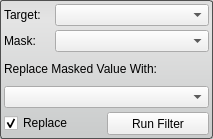
Above: src/Interface/ToolInterface/MaskDataFilterInterface.ui from SCIInstitute/Seg3D before the change. Below: the same form after it.
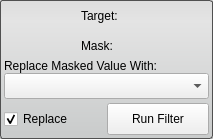
That is the form after the change.

Commit message: updates to all the tools to incorporate smart comboboxes that keep in sync with the appropriate data layer type among other tweaks

Diff of the .ui file:
```diff
--- a/src/Interface/ToolInterface/MaskDataFilterInterface.ui
+++ b/src/Interface/ToolInterface/MaskDataFilterInterface.ui
@@ -52,7 +52,7 @@
     <number>4</number>
    </property>
    <item>
-    <layout class="QHBoxLayout" name="targetHLayout" stretch="1,3">
+    <layout class="QHBoxLayout" name="targetHLayout" stretch="1">
      <property name="spacing">
       <number>0</number>
      </property>
@@ -61,45 +61,49 @@
      </property>
      <item>
       <widget class="QLabel" name="targetLabel">
+       <property name="sizePolicy">
+        <sizepolicy hsizetype="Fixed" vsizetype="Preferred">
+         <horstretch>0</horstretch>
+         <verstretch>0</verstretch>
+        </sizepolicy>
+       </property>
+       <property name="minimumSize">
+        <size>
+         <width>50</width>
+         <height>0</height>
+        </size>
+       </property>
        <property name="text">
         <string>Target:</string>
        </property>
       </widget>
      </item>
-     <item>
-      <widget class="QComboBox" name="targetComboBox">
-       <property name="sizeAdjustPolicy">
-        <enum>QComboBox::AdjustToMinimumContentsLength</enum>
-       </property>
-       <property name="minimumContentsLength">
-        <number>12</number>
-       </property>
-      </widget>
-     </item>
     </layout>
    </item>
    <item>
-    <layout class="QHBoxLayout" name="maskHLayout" stretch="1,3">
+    <layout class="QHBoxLayout" name="maskHLayout" stretch="1">
      <property name="spacing">
       <number>0</number>
      </property>
      <item>
       <widget class="QLabel" name="maskLabel">
+       <property name="sizePolicy">
+        <sizepolicy hsizetype="Fixed" vsizetype="Preferred">
+         <horstretch>0</horstretch>
+         <verstretch>0</verstretch>
+        </sizepolicy>
+       </property>
+       <property name="minimumSize">
+        <size>
+         <width>50</width>
+         <height>0</height>
+        </size>
+       </property>
        <property name="text">
         <string>Mask:</string>
        </property>
       </widget>
      </item>
-     <item>
-      <widget class="QComboBox" name="maskComboBox">
-       <property name="sizeAdjustPolicy">
-        <enum>QComboBox::AdjustToMinimumContentsLength</enum>
-       </property>
-       <property name="minimumContentsLength">
-        <number>12</number>
-       </property>
-      </widget>
-     </item>
     </layout>
    </item>
    <item>
@@ -125,6 +129,12 @@
          <verstretch>0</verstretch>
         </sizepolicy>
        </property>
+       <property name="minimumSize">
+        <size>
+         <width>0</width>
+         <height>26</height>
+        </size>
+       </property>
       </widget>
      </item>
     </layout>
@@ -136,6 +146,12 @@
      </property>
      <item>
       <widget class="QCheckBox" name="replaceCheckBox">
+       <property name="minimumSize">
+        <size>
+         <width>0</width>
+         <height>32</height>
+        </size>
+       </property>
        <property name="text">
         <string>Replace</string>
        </property>
@@ -146,10 +162,16 @@
      </item>
      <item>
       <widget class="QPushButton" name="runButton">
+       <property name="minimumSize">
+        <size>
+         <width>0</width>
+         <height>32</height>
+        </size>
+       </property>
        <property name="maximumSize">
         <size>
          <width>16777215</width>
-         <height>23</height>
+         <height>32</height>
         </size>
        </property>
        <property name="text">
```
The commit also changes 105 other files.
